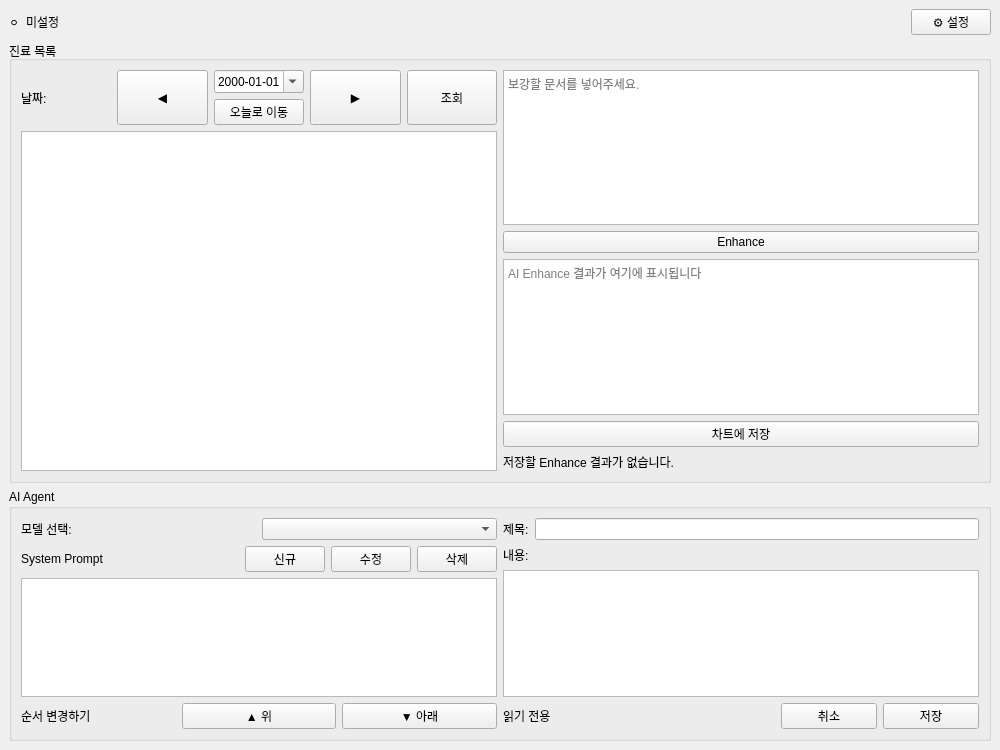
Before: the Qt Designer form src/ai_builder/ui/forms/main_window.ui in vincereway/Ai-Builder, drawn with Qt 5.
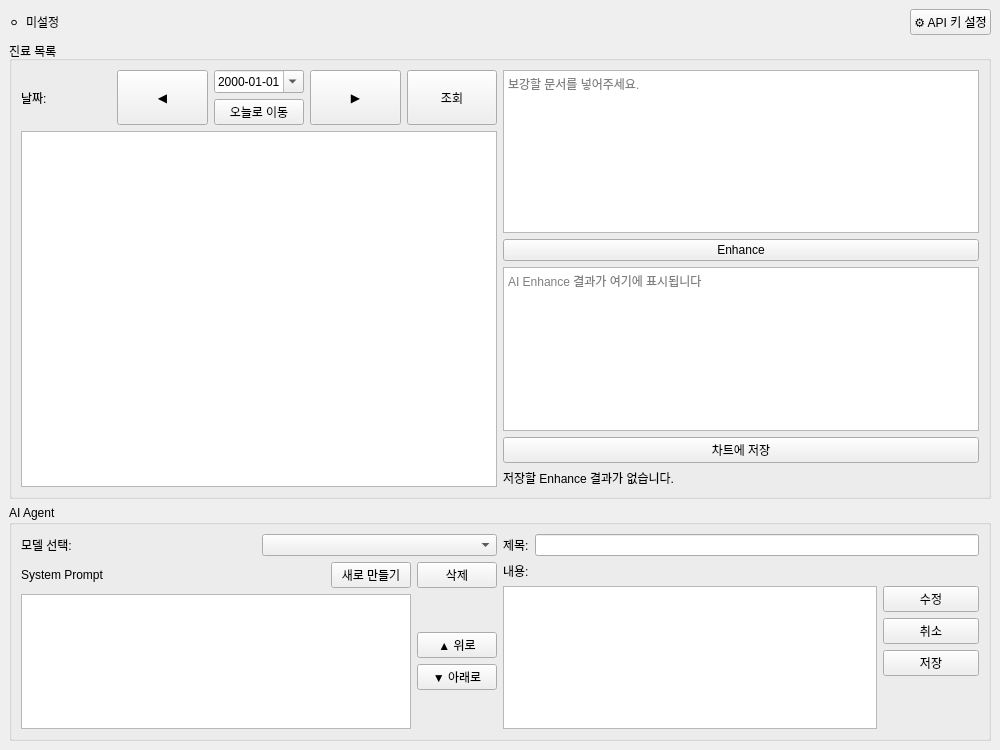
After: the same form once the commit is applied.

Patch:
```diff
--- a/src/ai_builder/ui/forms/main_window.ui
+++ b/src/ai_builder/ui/forms/main_window.ui
@@ -47,7 +47,7 @@
       <item>
        <widget class="QPushButton" name="btn_open_settings">
         <property name="text">
-         <string>⚙ 설정</string>
+               <string>⚙ API 키 설정</string>
         </property>
        </widget>
       </item>
@@ -222,14 +222,7 @@
                     <item>
                      <widget class="QPushButton" name="btn_sp_new">
                       <property name="text">
-                       <string>신규</string>
-                      </property>
-                     </widget>
-                    </item>
-                    <item>
-                     <widget class="QPushButton" name="btn_sp_edit">
-                      <property name="text">
-                       <string>수정</string>
+                                             <string>새로 만들기</string>
                       </property>
                      </widget>
                     </item>
@@ -243,30 +236,53 @@
                    </layout>
                   </item>
          <item>
+         <layout class="QHBoxLayout" name="horizontalLayout_system_prompt_list_area">
+          <item>
           <widget class="QListWidget" name="list_system_prompts"/>
          </item>
          <item>
-          <layout class="QHBoxLayout">
+          <layout class="QVBoxLayout" name="verticalLayout_system_prompt_move_buttons">
                                     <item>
-                                          <widget class="QLabel" name="label_sp_reorder">
-                                           <property name="text">
-                                                 <string>순서 변경하기</string>
-                                           </property>
-                                          </widget>
+            <spacer>
+             <property name="orientation">
+              <enum>Qt::Orientation::Vertical</enum>
+             </property>
+             <property name="sizeHint" stdset="0">
+              <size>
+               <width>20</width>
+               <height>40</height>
+              </size>
+             </property>
+            </spacer>
                                     </item>
            <item>
             <widget class="QPushButton" name="btn_sp_move_up">
              <property name="text">
-              <string>▲ 위</string>
+                                        <string>▲ 위로</string>
              </property>
             </widget>
            </item>
            <item>
             <widget class="QPushButton" name="btn_sp_move_down">
              <property name="text">
-              <string>▼ 아래</string>
+                                        <string>▼ 아래로</string>
              </property>
             </widget>
+           </item>
+           <item>
+            <spacer>
+             <property name="orientation">
+              <enum>Qt::Orientation::Vertical</enum>
+             </property>
+             <property name="sizeHint" stdset="0">
+              <size>
+               <width>20</width>
+               <height>40</height>
+              </size>
+             </property>
+            </spacer>
+           </item>
+          </layout>
            </item>
           </layout>
          </item>
@@ -296,29 +312,24 @@
           </widget>
          </item>
          <item>
+                         <layout class="QHBoxLayout" name="horizontalLayout_sp_content_area">
+                          <item>
           <widget class="QPlainTextEdit" name="txt_sp_content"/>
          </item>
          <item>
-          <layout class="QHBoxLayout">
+                              <layout class="QVBoxLayout" name="verticalLayout_sp_action_buttons">
            <item>
-            <widget class="QLabel" name="lbl_sp_editor_status">
-             <property name="text">
-              <string>읽기 전용</string>
-             </property>
-            </widget>
-           </item>
-           <item>
-            <spacer>
-             <property name="orientation">
-              <enum>Qt::Orientation::Horizontal</enum>
-             </property>
-             <property name="sizeHint" stdset="0">
+                                   <widget class="QPushButton" name="btn_sp_edit">
+                                    <property name="minimumSize">
               <size>
-               <width>0</width>
+                                         <width>96</width>
                <height>0</height>
               </size>
              </property>
-            </spacer>
+                                    <property name="text">
+                                        <string>수정</string>
+                                    </property>
+                                   </widget>
            </item>
            <item>
             <widget class="QPushButton" name="btn_sp_cancel">
@@ -345,6 +356,21 @@
               <string>저장</string>
              </property>
             </widget>
+                               </item>
+                               <item>
+                                   <spacer>
+                                    <property name="orientation">
+                                        <enum>Qt::Orientation::Vertical</enum>
+                                    </property>
+                                    <property name="sizeHint" stdset="0">
+                                        <size>
+                                         <width>20</width>
+                                         <height>40</height>
+                                        </size>
+                                    </property>
+                                   </spacer>
+                               </item>
+                              </layout>
            </item>
           </layout>
          </item>
```
Lines whose indentation alone changed are shown as unchanged.
